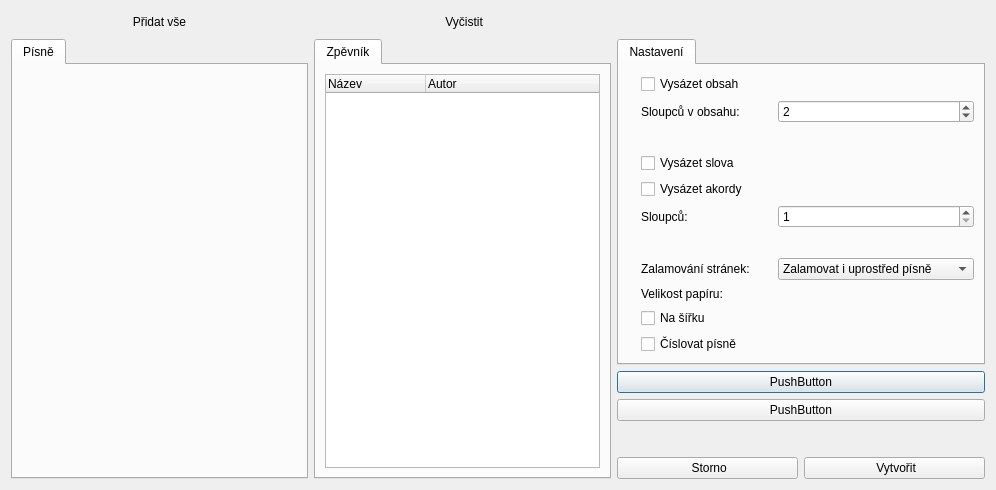
Before: the Qt Designer form src/gui/documentgenerationdialog.ui in CZDanol/StrawLumen, drawn with Qt 5.
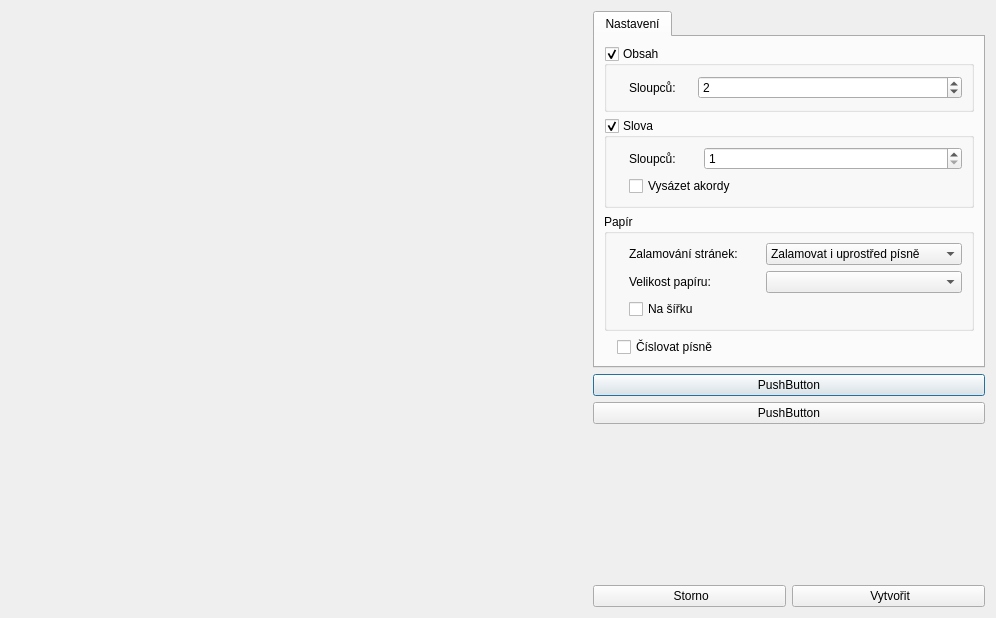
After: the same form once the commit is applied. Icons and pictures are not drawn. Custom widgets are drawn as their Qt base class.

The edit to the form file:
```diff
--- a/src/gui/documentgenerationdialog.ui
+++ b/src/gui/documentgenerationdialog.ui
@@ -10,7 +10,7 @@
     <x>0</x>
     <y>0</y>
     <width>996</width>
-    <height>490</height>
+    <height>618</height>
    </rect>
   </property>
   <property name="windowTitle">
@@ -21,7 +21,7 @@
     <normaloff>:/icons/16/Moleskine_16px.png</normaloff>:/icons/16/Moleskine_16px.png</iconset>
   </property>
   <layout class="QGridLayout" name="gridLayout_2">
-   <item row="1" column="4">
+   <item row="0" column="2">
     <widget class="QWidget" name="verticalWidget" native="true">
      <property name="sizePolicy">
       <sizepolicy hsizetype="Minimum" vsizetype="Preferred">
@@ -61,98 +61,24 @@
          <attribute name="title">
           <string>Nastavení</string>
          </attribute>
-         <layout class="QGridLayout" name="gridLayout">
-          <item row="3" column="2">
-           <spacer name="horizontalSpacer_2">
-            <property name="orientation">
-             <enum>Qt::Horizontal</enum>
-            </property>
-            <property name="sizeType">
-             <enum>QSizePolicy::Fixed</enum>
-            </property>
-            <property name="sizeHint" stdset="0">
-             <size>
-              <width>16</width>
-              <height>8</height>
-             </size>
-            </property>
-           </spacer>
-          </item>
-          <item row="12" column="0">
-           <widget class="QLabel" name="label_10">
-            <property name="pixmap">
-             <pixmap resource="../../res/resources.qrc">:/icons/16/Numbers_16px.png</pixmap>
-            </property>
-           </widget>
-          </item>
-          <item row="5" column="0">
-           <widget class="QLabel" name="label_8">
-            <property name="pixmap">
-             <pixmap resource="../../res/resources.qrc">:/icons/16/Term_16px.png</pixmap>
-            </property>
-           </widget>
-          </item>
-          <item row="9" column="3">
-           <widget class="QComboBox" name="cmbPageBreakMode">
-            <property name="sizePolicy">
-             <sizepolicy hsizetype="Expanding" vsizetype="Fixed">
-              <horstretch>0</horstretch>
-              <verstretch>0</verstretch>
-             </sizepolicy>
-            </property>
-            <property name="sizeAdjustPolicy">
-             <enum>QComboBox::AdjustToContents</enum>
-            </property>
+         <layout class="QVBoxLayout" name="verticalLayout_2">
             <item>
-             <property name="text">
-              <string>Zalamovat i uprostřed písně</string>
-             </property>
-            </item>
-            <item>
-             <property name="text">
-              <string>Nezalamovat uprostřed písně</string>
-             </property>
-            </item>
-            <item>
-             <property name="text">
-              <string>Každou píseň na vlastní stranu</string>
-             </property>
-            </item>
-           </widget>
-          </item>
-          <item row="7" column="3">
-           <widget class="QSpinBox" name="sbContentColumnCount">
-            <property name="minimum">
-             <number>1</number>
-            </property>
-            <property name="maximum">
-             <number>10</number>
-            </property>
-           </widget>
-          </item>
-          <item row="9" column="1">
-           <widget class="QLabel" name="label_2">
-            <property name="text">
-             <string>Zalamování stránek:</string>
-            </property>
-           </widget>
-          </item>
-          <item row="9" column="0">
-           <widget class="QLabel" name="label">
-            <property name="pixmap">
-             <pixmap resource="../../res/resources.qrc">:/icons/16/Down Right_16px.png</pixmap>
-            </property>
-           </widget>
-          </item>
-          <item row="3" column="1">
-           <widget class="QLabel" name="label_3">
-            <property name="text">
-             <string>Sloupců v obsahu:</string>
-            </property>
-           </widget>
-          </item>
-          <item row="3" column="3">
+           <widget class="QGroupBox" name="groupBox">
+            <property name="title">
+             <string>Obsah</string>
+            </property>
+            <property name="checkable">
+             <bool>true</bool>
+            </property>
+            <layout class="QGridLayout" name="gridLayout_3">
+             <item row="0" column="3">
            <widget class="QSpinBox" name="sbTocColumnCount">
+               <property name="sizePolicy">
+                <sizepolicy hsizetype="Expanding" vsizetype="Fixed">
+                 <horstretch>0</horstretch>
+                 <verstretch>0</verstretch>
+                </sizepolicy>
+               </property>
             <property name="minimum">
              <number>1</number>
             </property>
@@ -164,129 +90,233 @@
             </property>
            </widget>
           </item>
-          <item row="3" column="0">
+             <item row="0" column="0">
            <widget class="QLabel" name="label_4">
             <property name="pixmap">
              <pixmap resource="../../res/resources.qrc">:/icons/16/Columns_16px.png</pixmap>
             </property>
            </widget>
           </item>
-          <item row="7" column="0">
+             <item row="0" column="1">
+              <widget class="QLabel" name="label_3">
+               <property name="text">
+                <string>Sloupců:</string>
+               </property>
+              </widget>
+             </item>
+             <item row="0" column="2">
+              <spacer name="horizontalSpacer_2">
+               <property name="orientation">
+                <enum>Qt::Horizontal</enum>
+               </property>
+               <property name="sizeType">
+                <enum>QSizePolicy::Fixed</enum>
+               </property>
+               <property name="sizeHint" stdset="0">
+                <size>
+                 <width>16</width>
+                 <height>8</height>
+                </size>
+               </property>
+              </spacer>
+             </item>
+            </layout>
+           </widget>
+          </item>
+          <item>
+           <widget class="QGroupBox" name="groupBox_2">
+            <property name="title">
+             <string>Slova</string>
+            </property>
+            <property name="checkable">
+             <bool>true</bool>
+            </property>
+            <layout class="QGridLayout" name="gridLayout_4">
+             <item row="0" column="0">
            <widget class="QLabel" name="label_5">
             <property name="pixmap">
              <pixmap resource="../../res/resources.qrc">:/icons/16/Columns_16px.png</pixmap>
             </property>
            </widget>
           </item>
-          <item row="7" column="1">
-           <widget class="QLabel" name="label_6">
-            <property name="text">
-             <string>Sloupců:</string>
-            </property>
-           </widget>
-          </item>
-          <item row="4" column="1">
-           <spacer name="verticalSpacer_3">
+             <item row="0" column="2">
+              <spacer name="horizontalSpacer_3">
             <property name="orientation">
-             <enum>Qt::Vertical</enum>
+                <enum>Qt::Horizontal</enum>
             </property>
             <property name="sizeType">
              <enum>QSizePolicy::Fixed</enum>
             </property>
             <property name="sizeHint" stdset="0">
              <size>
-              <width>20</width>
-              <height>24</height>
+                 <width>16</width>
+                 <height>8</height>
              </size>
             </property>
            </spacer>
           </item>
-          <item row="8" column="1">
-           <spacer name="verticalSpacer_2">
-            <property name="orientation">
-             <enum>Qt::Vertical</enum>
-            </property>
-            <property name="sizeType">
-             <enum>QSizePolicy::Fixed</enum>
-            </property>
-            <property name="sizeHint" stdset="0">
-             <size>
-              <width>20</width>
-              <height>24</height>
-             </size>
-            </property>
-           </spacer>
-          </item>
-          <item row="11" column="1" colspan="3">
-           <widget class="QCheckBox" name="cbGenerateChords_2">
-            <property name="text">
-             <string>Na šířku</string>
-            </property>
-           </widget>
-          </item>
-          <item row="5" column="1" colspan="3">
-           <widget class="QCheckBox" name="cbGenerateLyrics">
-            <property name="text">
-             <string>Vysázet slova</string>
-            </property>
-           </widget>
-          </item>
-          <item row="2" column="1" colspan="3">
-           <widget class="QCheckBox" name="cbGenerateToc">
-            <property name="text">
-             <string>Vysázet obsah</string>
-            </property>
-           </widget>
-          </item>
-          <item row="6" column="0">
+             <item row="0" column="3">
+              <widget class="QSpinBox" name="sbContentColumnCount">
+               <property name="sizePolicy">
+                <sizepolicy hsizetype="Expanding" vsizetype="Fixed">
+                 <horstretch>0</horstretch>
+                 <verstretch>0</verstretch>
+                </sizepolicy>
+               </property>
+               <property name="minimum">
+                <number>1</number>
+               </property>
+               <property name="maximum">
+                <number>10</number>
+               </property>
+              </widget>
+             </item>
+             <item row="1" column="0">
            <widget class="QLabel" name="label_9">
             <property name="pixmap">
              <pixmap resource="../../res/resources.qrc">:/icons/16/Guitar_16px.png</pixmap>
             </property>
            </widget>
           </item>
-          <item row="6" column="1" colspan="3">
+             <item row="1" column="1" colspan="3">
            <widget class="QCheckBox" name="cbGenerateChords">
             <property name="text">
              <string>Vysázet akordy</string>
             </property>
            </widget>
           </item>
-          <item row="12" column="1" colspan="3">
-           <widget class="QCheckBox" name="cbNumberSongs">
+             <item row="0" column="1">
+              <widget class="QLabel" name="label_6">
             <property name="text">
-             <string>Číslovat písně</string>
+                <string>Sloupců:</string>
             </property>
            </widget>
           </item>
-          <item row="10" column="1">
-           <widget class="QLabel" name="label_12">
-            <property name="text">
-             <string>Velikost papíru:</string>
-            </property>
+            </layout>
            </widget>
           </item>
-          <item row="11" column="0">
+          <item>
+           <widget class="QGroupBox" name="groupBox_3">
+            <property name="title">
+             <string>Papír</string>
+            </property>
+            <layout class="QGridLayout" name="gridLayout_5">
+             <item row="2" column="0">
            <widget class="QLabel" name="label_13">
             <property name="pixmap">
              <pixmap resource="../../res/resources.qrc">:/icons/16/File Landscape_16px.png</pixmap>
             </property>
            </widget>
           </item>
-          <item row="2" column="0">
-           <widget class="QLabel" name="label_7">
+             <item row="0" column="0">
+              <widget class="QLabel" name="label">
             <property name="pixmap">
-             <pixmap resource="../../res/resources.qrc">:/icons/16/Overview_16px.png</pixmap>
+                <pixmap resource="../../res/resources.qrc">:/icons/16/Down Right_16px.png</pixmap>
             </property>
            </widget>
           </item>
-          <item row="10" column="0">
+             <item row="0" column="1">
+              <widget class="QLabel" name="label_2">
+               <property name="text">
+                <string>Zalamování stránek:</string>
+               </property>
+              </widget>
+             </item>
+             <item row="1" column="0">
            <widget class="QLabel" name="label_11">
             <property name="pixmap">
              <pixmap resource="../../res/resources.qrc">:/icons/16/Split Files_16px.png</pixmap>
             </property>
            </widget>
           </item>
+             <item row="0" column="3">
+              <widget class="QComboBox" name="cmbPageBreakMode">
+               <property name="sizePolicy">
+                <sizepolicy hsizetype="Expanding" vsizetype="Fixed">
+                 <horstretch>0</horstretch>
+                 <verstretch>0</verstretch>
+                </sizepolicy>
+               </property>
+               <property name="sizeAdjustPolicy">
+                <enum>QComboBox::AdjustToContents</enum>
+               </property>
+               <item>
+                <property name="text">
+                 <string>Zalamovat i uprostřed písně</string>
+                </property>
+               </item>
+               <item>
+                <property name="text">
+                 <string>Nezalamovat uprostřed písně</string>
+                </property>
+               </item>
+               <item>
+                <property name="text">
+                 <string>Každou píseň na vlastní stranu</string>
+                </property>
+               </item>
+              </widget>
+             </item>
+             <item row="0" column="2">
+              <spacer name="horizontalSpacer_4">
+               <property name="orientation">
+                <enum>Qt::Horizontal</enum>
+               </property>
+               <property name="sizeType">
+                <enum>QSizePolicy::Fixed</enum>
+               </property>
+               <property name="sizeHint" stdset="0">
+                <size>
+                 <width>16</width>
+                 <height>8</height>
+                </size>
+               </property>
+              </spacer>
+             </item>
+             <item row="1" column="3">
+              <widget class="QComboBox" name="comboBox"/>
+             </item>
+             <item row="1" column="1">
+              <widget class="QLabel" name="label_12">
+               <property name="text">
+                <string>Velikost papíru:</string>
+               </property>
+              </widget>
+             </item>
+             <item row="2" column="1" colspan="3">
+              <widget class="QCheckBox" name="cbGenerateChords_2">
+               <property name="text">
+                <string>Na šířku</string>
+               </property>
+              </widget>
+             </item>
+            </layout>
+           </widget>
+          </item>
+          <item>
+           <layout class="QGridLayout" name="gridLayout">
+            <item row="0" column="0">
+             <widget class="QLabel" name="label_10">
+              <property name="pixmap">
+               <pixmap resource="../../res/resources.qrc">:/icons/16/Numbers_16px.png</pixmap>
+              </property>
+             </widget>
+            </item>
+            <item row="0" column="1">
+             <widget class="QCheckBox" name="cbNumberSongs">
+              <property name="sizePolicy">
+               <sizepolicy hsizetype="Expanding" vsizetype="Fixed">
+                <horstretch>0</horstretch>
+                <verstretch>0</verstretch>
+               </sizepolicy>
+              </property>
+              <property name="text">
+               <string>Číslovat písně</string>
+              </property>
+             </widget>
+            </item>
+           </layout>
+          </item>
          </layout>
         </widget>
        </widget>
@@ -366,142 +396,23 @@
      </layout>
     </widget>
    </item>
-   <item row="1" column="2">
-    <widget class="QTabWidget" name="twSongs">
+   <item row="0" column="0">
+    <widget class="MultiSongSelectionWidget" name="wgtSongSelection" native="true">
      <property name="sizePolicy">
-      <sizepolicy hsizetype="Expanding" vsizetype="Expanding">
+      <sizepolicy hsizetype="Expanding" vsizetype="Preferred">
        <horstretch>0</horstretch>
        <verstretch>0</verstretch>
       </sizepolicy>
      </property>
-     <property name="currentIndex">
-      <number>0</number>
-     </property>
-     <widget class="QWidget" name="tabSongList">
-      <attribute name="icon">
-       <iconset resource="../../res/resources.qrc">
-        <normaloff>:/icons/16/Musical Notes_16px.png</normaloff>:/icons/16/Musical Notes_16px.png</iconset>
-      </attribute>
-      <attribute name="title">
-       <string>Písně</string>
-      </attribute>
-      <layout class="QVBoxLayout" name="_2">
-       <item>
-        <widget class="SongListWidget" name="wgtSongList" native="true"/>
-       </item>
-      </layout>
-     </widget>
-    </widget>
-   </item>
-   <item row="1" column="3">
-    <widget class="QTabWidget" name="twSongbook">
-     <property name="sizePolicy">
-      <sizepolicy hsizetype="Expanding" vsizetype="Expanding">
-       <horstretch>0</horstretch>
-       <verstretch>0</verstretch>
-      </sizepolicy>
-     </property>
-     <property name="currentIndex">
-      <number>0</number>
-     </property>
-     <widget class="QWidget" name="tabSongList_3">
-      <attribute name="icon">
-       <iconset resource="../../res/resources.qrc">
-        <normaloff>:/icons/16/Moleskine_16px.png</normaloff>:/icons/16/Moleskine_16px.png</iconset>
-      </attribute>
-      <attribute name="title">
-       <string>Zpěvník</string>
-      </attribute>
-      <layout class="QVBoxLayout" name="_4">
-       <item>
-        <widget class="QTreeWidget" name="twSelectedSongs">
-         <column>
-          <property name="text">
-           <string>Název</string>
-          </property>
-         </column>
-         <column>
-          <property name="text">
-           <string>Autor</string>
-          </property>
-         </column>
-        </widget>
-       </item>
-      </layout>
-     </widget>
-    </widget>
-   </item>
-   <item row="0" column="2">
-    <widget class="QWidget" name="twSongsCorner" native="true">
-     <layout class="QHBoxLayout" name="horizontalLayout_4">
-      <property name="leftMargin">
-       <number>0</number>
-      </property>
-      <property name="topMargin">
-       <number>0</number>
-      </property>
-      <property name="rightMargin">
-       <number>0</number>
-      </property>
-      <property name="bottomMargin">
-       <number>0</number>
-      </property>
-      <item>
-       <widget class="QPushButton" name="btnNew">
-        <property name="text">
-         <string>Přidat vše</string>
-        </property>
-        <property name="icon">
-         <iconset resource="../../res/resources.qrc">
-          <normaloff>:/icons/16/Forward Button_16px.png</normaloff>:/icons/16/Forward Button_16px.png</iconset>
-        </property>
-        <property name="flat">
-         <bool>true</bool>
-        </property>
-       </widget>
-      </item>
-     </layout>
-    </widget>
-   </item>
-   <item row="0" column="3">
-    <widget class="QWidget" name="twSongbookCorner" native="true">
-     <layout class="QHBoxLayout" name="horizontalLayout_5">
-      <property name="leftMargin">
-       <number>0</number>
-      </property>
-      <property name="topMargin">
-       <number>0</number>
-      </property>
-      <property name="rightMargin">
-       <number>0</number>
-      </property>
-      <property name="bottomMargin">
-       <number>0</number>
-      </property>
-      <item>
-       <widget class="QPushButton" name="btnNew_2">
-        <property name="text">
-         <string> Vyčistit</string>
-        </property>
-        <property name="icon">
-         <iconset resource="../../res/resources.qrc">
-          <normaloff>:/icons/16/Broom_16px.png</normaloff>:/icons/16/Broom_16px.png</iconset>
-        </property>
-        <property name="flat">
-         <bool>true</bool>
-        </property>
-       </widget>
-      </item>
-     </layout>
     </widget>
    </item>
   </layout>
  </widget>
  <customwidgets>
   <customwidget>
-   <class>SongListWidget</class>
+   <class>MultiSongSelectionWidget</class>
    <extends>QWidget</extends>
-   <header>wgt/songlistwidget.h</header>
+   <header>wgt/multisongselectionwidget.h</header>
    <container>1</container>
   </customwidget>
  </customwidgets>
```
Lines whose indentation alone changed are shown as unchanged.
